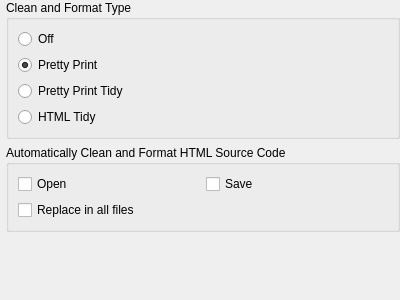
Sigil-Ebook/Sigil, file src/Sigil/Form_Files/PCleanSourceWidget.ui: the form before one commit.
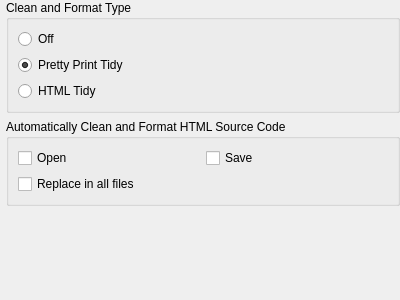
The form after the commit.

Commit message: Remove new pretty print as it's to unstable.

Diff of the .ui file:
```diff
--- a/src/Sigil/Form_Files/PCleanSourceWidget.ui
+++ b/src/Sigil/Form_Files/PCleanSourceWidget.ui
@@ -46,19 +46,6 @@
         </property>
        </widget>
       </item>
-      <item>
-       <widget class="QRadioButton" name="CleanLevelPrettyPrint">
-        <property name="toolTip">
-         <string>Perform only basic formatting of your code.</string>
-        </property>
-        <property name="text">
-         <string>Pretty Print</string>
-        </property>
-        <property name="checked">
-         <bool>true</bool>
-        </property>
-       </widget>
-      </item>
       <item>
        <widget class="QRadioButton" name="CleanLevelPrettyPrintTidy">
         <property name="text">
@@ -67,6 +54,12 @@
         <property name="toolTip">
          <string>Perform formatting and cleaning of your code to make it valid XHTML.</string>
         </property>
+        <property name="text">
+         <string>Pretty Print Tidy</string>
+        </property>
+        <property name="checked">
+         <bool>true</bool>
+        </property>
        </widget>
       </item>
       <item>
```
Left out of the diff: 33 changed lines with no effect on the pictures.
